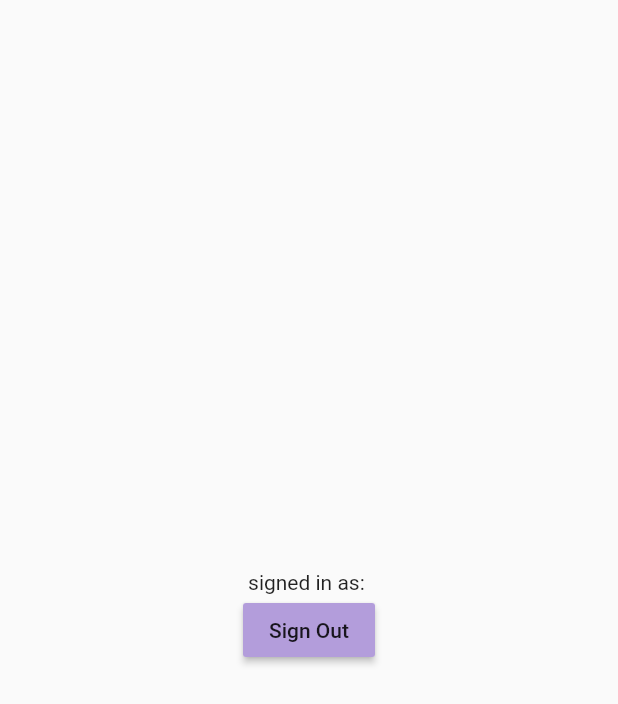
After one commit to ifky06/fireflutter, a Flutter app: the screen it shows once a user with an empty profile is signed in, after a tap on "Sign Out", on a phone screen of 412 x 824 dp. The commit adds this screen. Shown: the top 704 px of the screen. Run offline on Flutter 3.47's test engine with Material 2 defaults, Android fonts, the phone set to English and light mode, and no system bars; our stand-ins replace firebase_auth, firebase_core, google_fonts; accounts and stored records are empty; network calls fail.

Commit message:
CreateLoginAndLogout

```diff
--- /dev/null
+++ b/lib/home_page.dart
@@ -0,0 +1,33 @@
+import 'package:firebase_auth/firebase_auth.dart';
+import 'package:flutter/material.dart';
+
+class HomePage extends StatefulWidget {
+  const HomePage({super.key});
+
+  @override
+  State<HomePage> createState() => _HomePageState();
+}
+
+class _HomePageState extends State<HomePage> {
+  final user = FirebaseAuth.instance.currentUser;
+
+  @override
+  Widget build(BuildContext context) {
+    return Scaffold(
+        body: Center(
+      child: Column(
+        mainAxisAlignment: MainAxisAlignment.center,
+        children: [
+          Text('signed in as: ${user!.email!}'),
+          MaterialButton(
+            onPressed: () {
+              FirebaseAuth.instance.signOut();
+            },
+            color: Colors.deepPurple[200],
+            child: const Text('Sign Out'),
+          )
+        ],
+      ),
+    ));
+  }
+}
--- a/lib/login_page.dart
+++ b/lib/login_page.dart
@@ -1,3 +1,4 @@
+import 'package:firebase_auth/firebase_auth.dart';
 import 'package:flutter/material.dart';
 import 'package:flutter/widgets.dart';
 import 'package:google_fonts/google_fonts.dart';
@@ -10,12 +11,33 @@
 }
 
 class _LoginPageState extends State<LoginPage> {
+
+    // text Controller
+    final _emailController = TextEditingController();
+    final _passwordController = TextEditingController();
+
+    Future signIn() async {
+      await FirebaseAuth.instance.signInWithEmailAndPassword(
+          email: _emailController.text.trim(),
+          password: _passwordController.text.trim()
+        );
+    }
+
+    @override
+  void dispose() {
+    // TODO: implement dispose
+    _emailController.dispose();
+    _passwordController.dispose();
+    super.dispose();
+  }
+
   @override
   Widget build(BuildContext context) {
     return Scaffold(
         backgroundColor: Colors.grey[300],
         body: SafeArea(
           child: Center(
+            child: SingleChildScrollView(
               child: Column(
                 mainAxisAlignment: MainAxisAlignment.center,
                 children: <Widget>[
@@ -46,10 +68,11 @@
                         border: Border.all(color: Colors.white),
                         borderRadius: BorderRadius.circular(10),
                       ),
-                    child: const Padding(
-                      padding: EdgeInsets.only(left: 20),
+                      child: Padding(
+                        padding: const EdgeInsets.only(left: 20),
                         child: TextField(
-                        decoration: InputDecoration(
+                          controller: _emailController,
+                          decoration: const InputDecoration(
                             border: InputBorder.none,
                             hintText: 'Email',
                           ),
@@ -67,11 +90,12 @@
                         border: Border.all(color: Colors.white),
                         borderRadius: BorderRadius.circular(10),
                       ),
-                    child: const Padding(
-                      padding: EdgeInsets.only(left: 20),
+                      child: Padding(
+                        padding: const EdgeInsets.only(left: 20),
                         child: TextField(
+                          controller: _passwordController,
                           obscureText: true,
-                        decoration: InputDecoration(
+                          decoration: const InputDecoration(
                             border: InputBorder.none,
                             hintText: 'Password',
                           ),
@@ -83,6 +107,8 @@
                   // login button
                   Padding(
                     padding: const EdgeInsets.symmetric(horizontal: 25),
+                    child: GestureDetector(
+                      onTap: signIn,
                       child: Container(
                         padding: const EdgeInsets.symmetric(vertical: 10),
                         decoration: BoxDecoration(
@@ -96,6 +122,7 @@
                               color: Colors.white,
                               fontSize: 18,
                               fontWeight: FontWeight.bold,
+                            ),
                           ),
                         ),
                       ),
@@ -115,6 +142,7 @@
                 ],
               ),
             ),
+          ),
         ));
   }
 }
--- a/lib/main.dart
+++ b/lib/main.dart
@@ -1,6 +1,7 @@
 import 'package:firebase_core/firebase_core.dart';
 import 'package:fireflutter/firebase_options.dart';
 import 'package:fireflutter/login_page.dart';
+import 'package:fireflutter/main_page.dart';
 import 'package:flutter/material.dart';
 
 void main() async {
@@ -17,10 +18,10 @@
   // This widget is the root of your application.
   @override
   Widget build(BuildContext context) {
-    return MaterialApp(
+    return const MaterialApp(
       debugShowCheckedModeBanner: false,
       title: 'FireFlutter',
-      home: LoginPage(),
+      home: MainPage(),
     );
   }
 }
--- /dev/null
+++ b/lib/main_page.dart
@@ -0,0 +1,24 @@
+import 'package:firebase_auth/firebase_auth.dart';
+import 'package:fireflutter/home_page.dart';
+import 'package:fireflutter/login_page.dart';
+import 'package:flutter/material.dart';
+
+class MainPage extends StatelessWidget {
+  const MainPage({super.key});
+
+  @override
+  Widget build(BuildContext context) {
+    return Scaffold(
+      body: StreamBuilder<User?>(
+        stream: FirebaseAuth.instance.authStateChanges(),
+        builder: (context, snapshot) {
+          if (snapshot.hasData){
+            return const HomePage();
+          } else {
+            return const LoginPage();
+          }
+        },
+        )
+      );
+  }
+}
--- a/pubspec.yaml
+++ b/pubspec.yaml
@@ -36,6 +36,7 @@
   cupertino_icons: ^1.0.2
   firebase_core: ^2.16.0
   google_fonts: ^6.1.0
+  firebase_auth: ^4.10.0
 
 dev_dependencies:
   flutter_test:
```
Also changed, not shown: pubspec.lock, 1 other file. Lines whose indentation alone changed are shown as unchanged.
